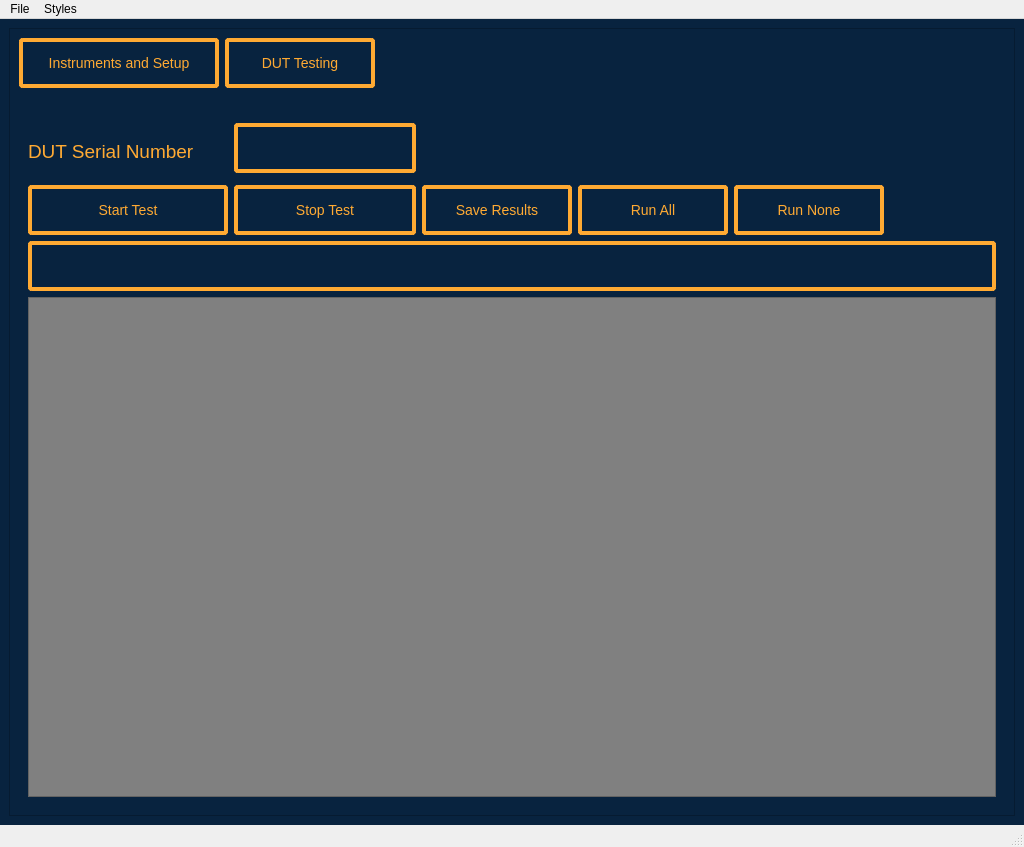
Above: PWRAutomatedTest/385-0030-TestSet/385-0030-RevD-GUI.ui from ninja-lab/pluto before the change. Below: the same form after it.
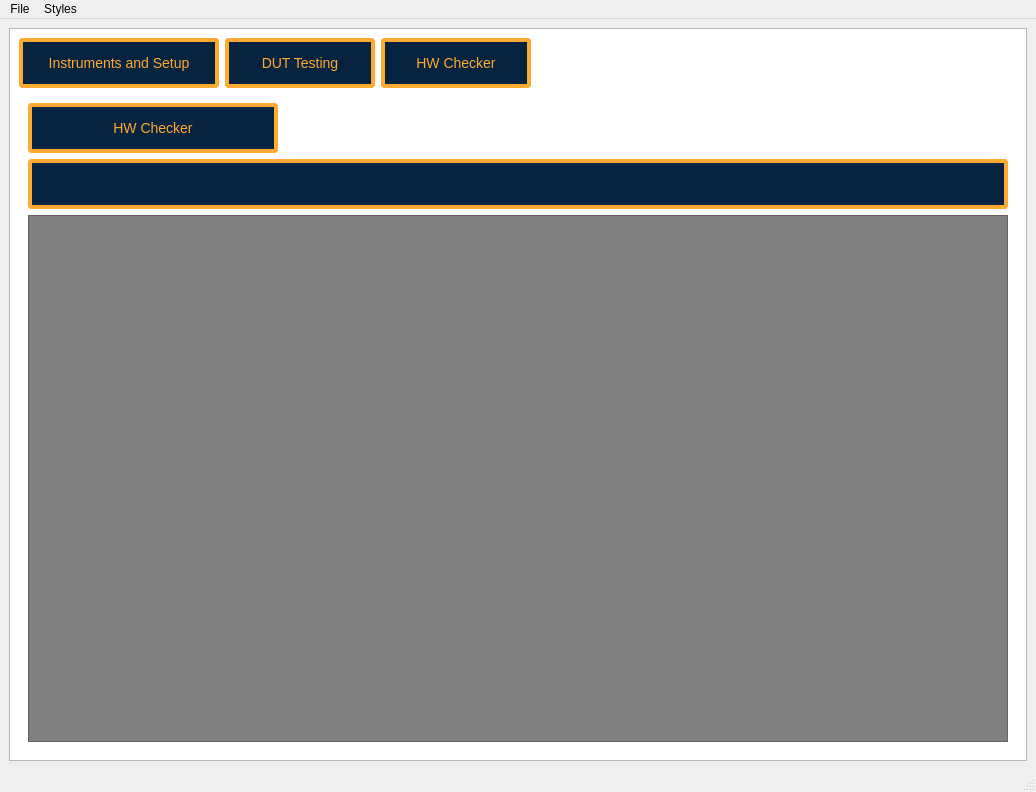
That is the form after the change. Icons and pictures are not drawn.

Commit message: Keysight34972A - Updated Input impedance to >10Gig, updated Route Channel delay to be auto PWR Automated Test GUI & PWR Test GUI - Included HW checker, added image Template - fixed Voltage divider ratio for throughhole resistors, updated ramp up time spec SelfTester - trying to see if myResources work on Load1/2/3 Tester.py - updated running_values on Test 16 from 20 to 10

```diff
--- a/PWRAutomatedTest/385-0030-TestSet/385-0030-RevD-GUI.ui
+++ b/PWRAutomatedTest/385-0030-TestSet/385-0030-RevD-GUI.ui
@@ -6,8 +6,8 @@
    <rect>
     <x>0</x>
     <y>0</y>
-    <width>1024</width>
-    <height>847</height>
+    <width>1036</width>
+    <height>792</height>
    </rect>
   </property>
   <property name="sizePolicy">
@@ -32,8 +32,31 @@
   </property>
   <widget class="QWidget" name="centralwidget">
    <property name="styleSheet">
-    <string notr="true">QWidget {
-			background-color: #08233F
+    <string notr="true"/>
+   </property>
+   <layout class="QGridLayout" name="gridLayout">
+    <item row="0" column="0">
+     <widget class="QScrollArea" name="scrollArea">
+      <property name="styleSheet">
+       <string notr="true">		QAbtractScrollArea {
+			background-color: green;
+}</string>
+      </property>
+      <property name="widgetResizable">
+       <bool>true</bool>
+      </property>
+      <widget class="QWidget" name="scrollAreaWidgetContents">
+       <property name="geometry">
+        <rect>
+         <x>0</x>
+         <y>0</y>
+         <width>1012</width>
+         <height>717</height>
+        </rect>
+       </property>
+       <property name="styleSheet">
+        <string notr="true">QWidget {
+			background-color: #FFFFFF
 		}    
        LCDNumber {
             background-color : #08233F;
@@ -77,31 +100,7 @@
 		}
 
 	QTableView {
-			background-color: gray}
-</string>
-   </property>
-   <layout class="QGridLayout" name="gridLayout">
-    <item row="0" column="0">
-     <widget class="QScrollArea" name="scrollArea">
-      <property name="styleSheet">
-       <string notr="true">		QAbtractScrollArea {
-			background-color: green;
-}</string>
-      </property>
-      <property name="widgetResizable">
-       <bool>true</bool>
-      </property>
-      <widget class="QWidget" name="scrollAreaWidgetContents">
-       <property name="geometry">
-        <rect>
-         <x>0</x>
-         <y>0</y>
-         <width>1004</width>
-         <height>786</height>
-        </rect>
-       </property>
-       <property name="styleSheet">
-        <string notr="true"/>
+			background-color: gray}</string>
        </property>
        <layout class="QGridLayout" name="gridLayout_2">
         <item row="0" column="0">
@@ -162,6 +161,34 @@
             </property>
            </widget>
           </item>
+          <item>
+           <widget class="QPushButton" name="HWCheckerGUIButton">
+            <property name="sizePolicy">
+             <sizepolicy hsizetype="Preferred" vsizetype="Preferred">
+              <horstretch>0</horstretch>
+              <verstretch>0</verstretch>
+             </sizepolicy>
+            </property>
+            <property name="minimumSize">
+             <size>
+              <width>150</width>
+              <height>50</height>
+             </size>
+            </property>
+            <property name="maximumSize">
+             <size>
+              <width>150</width>
+              <height>16777215</height>
+             </size>
+            </property>
+            <property name="text">
+             <string>HW Checker</string>
+            </property>
+            <property name="checkable">
+             <bool>true</bool>
+            </property>
+           </widget>
+          </item>
           <item>
            <spacer name="horizontalSpacer_2">
             <property name="orientation">
@@ -180,12 +207,15 @@
         <item row="1" column="0">
          <widget class="QStackedWidget" name="stackedWidget">
           <property name="currentIndex">
-           <number>0</number>
+           <number>1</number>
           </property>
           <widget class="QWidget" name="TestingPage">
            <layout class="QGridLayout" name="gridLayout_4">
             <item row="2" column="0">
              <widget class="QTableView" name="tableView">
+              <property name="enabled">
+               <bool>true</bool>
+              </property>
               <property name="alternatingRowColors">
                <bool>true</bool>
               </property>
@@ -408,6 +438,61 @@
             </item>
            </layout>
           </widget>
+          <widget class="QWidget" name="HWCheckPage">
+           <layout class="QVBoxLayout" name="verticalLayout_2">
+            <item>
+             <widget class="QPushButton" name="HW_Checker">
+              <property name="enabled">
+               <bool>true</bool>
+              </property>
+              <property name="sizePolicy">
+               <sizepolicy hsizetype="Preferred" vsizetype="Preferred">
+                <horstretch>0</horstretch>
+                <verstretch>0</verstretch>
+               </sizepolicy>
+              </property>
+              <property name="minimumSize">
+               <size>
+                <width>250</width>
+                <height>50</height>
+               </size>
+              </property>
+              <property name="maximumSize">
+               <size>
+                <width>250</width>
+                <height>50</height>
+               </size>
+              </property>
+              <property name="layoutDirection">
+               <enum>Qt::LeftToRight</enum>
+              </property>
+              <property name="text">
+               <string>HW Checker</string>
+              </property>
+             </widget>
+            </item>
+            <item>
+             <widget class="QLineEdit" name="TestInfoLineEditHW">
+              <property name="minimumSize">
+               <size>
+                <width>0</width>
+                <height>50</height>
+               </size>
+              </property>
+             </widget>
+            </item>
+            <item>
+             <widget class="QTableView" name="tableViewHW">
+              <property name="enabled">
+               <bool>true</bool>
+              </property>
+              <property name="alternatingRowColors">
+               <bool>true</bool>
+              </property>
+             </widget>
+            </item>
+           </layout>
+          </widget>
           <widget class="QWidget" name="InstrumentPage">
            <layout class="QGridLayout" name="gridLayout_6">
             <item row="2" column="0">
@@ -656,8 +741,8 @@
     <rect>
      <x>0</x>
      <y>0</y>
-     <width>1024</width>
-     <height>21</height>
+     <width>1036</width>
+     <height>26</height>
     </rect>
    </property>
    <widget class="QMenu" name="menuFile">
```
Left out of the diff: 133 changed lines with no effect on the pictures. The commit also changes 6 other files.
